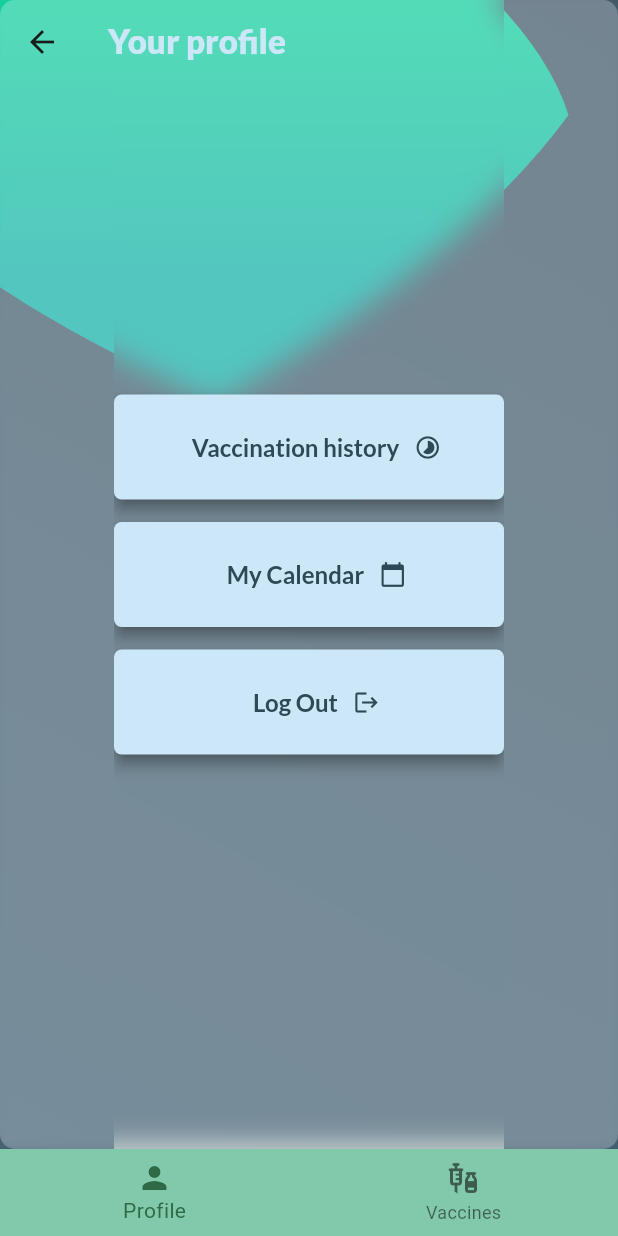
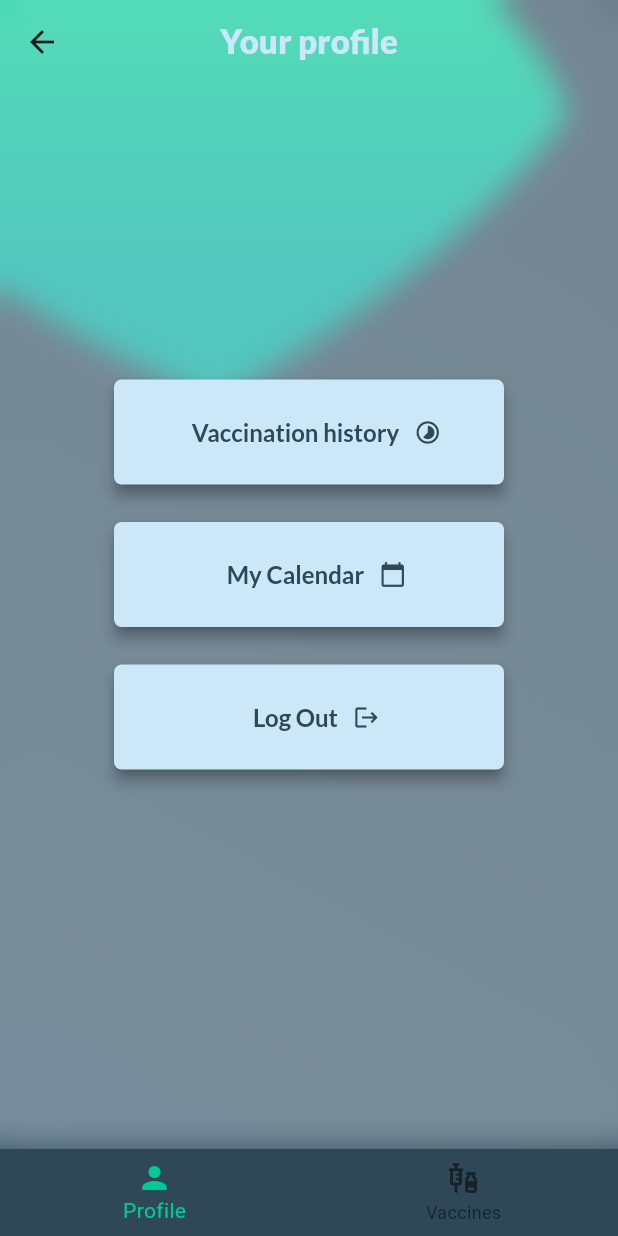
Before and after one commit to IgnacyBerent/Flutter-Vaccination_Managment_App, a Flutter app: the NavigatorLayoutTemplate screen opened directly, on a phone screen of 412 x 824 dp. Run offline on Flutter 3.47's test engine with Material 3 defaults, Android fonts, the light colour scheme and no system bars; our stand-ins replace firebase_messaging, flutter_secure_storage, google_fonts; missing offline and left inert: jaguar_jwt; accounts and stored records are empty.

Commit message:
UI update #2

```diff
--- a/lib/views/login_register/login_screen.dart
+++ b/lib/views/login_register/login_screen.dart
@@ -4,7 +4,6 @@ import 'package:vaccination_managment_app/api/auth.dart';
 import 'package:vaccination_managment_app/views/login_register/form_container.dart';
 import 'package:vaccination_managment_app/views/login_register/form_validators.dart';
 import 'package:vaccination_managment_app/views/login_register/form_view_container.dart';
-import 'package:vaccination_managment_app/views/login_register/form_decoration.dart';
 import 'package:vaccination_managment_app/views/login_register/register_screen.dart';
 import 'package:vaccination_managment_app/views/login_register/text_row.dart';
 import 'package:vaccination_managment_app/widgets/buttons/my_icon_button.dart';
--- a/lib/views/profile/profile_screen.dart
+++ b/lib/views/profile/profile_screen.dart
@@ -17,7 +17,10 @@ class _ProfileScreenState extends State<ProfileScreen> {
   final Authenticate _auth = Authenticate();
   final _db = DatabaseApi();
 
+  final butotnsSpacing = const SizedBox(height: 25);
+
   void setupPushNotifications() async {
+    throw UnimplementedError();
     final fcm = FirebaseMessaging.instance;
     await fcm.requestPermission();
 
@@ -39,7 +42,9 @@ class _ProfileScreenState extends State<ProfileScreen> {
       await _auth.logout();
     }
 
-    return Column(
+    return Container(
+      width: double.infinity,
+      child: Column(
         mainAxisAlignment: MainAxisAlignment.center,
         children: [
           MyIconButton(
@@ -58,7 +63,7 @@ class _ProfileScreenState extends State<ProfileScreen> {
               );
             },
           ),
-        const SizedBox(height: 15),
+          butotnsSpacing,
           MyIconButton(
             icon: const Icon(Icons.calendar_today),
             buttonText: "My Calendar",
@@ -75,7 +80,7 @@ class _ProfileScreenState extends State<ProfileScreen> {
               );
             },
           ),
-        const SizedBox(height: 15),
+          butotnsSpacing,
           MyIconButton(
             buttonText: "Log Out",
             onPressed: logout,
@@ -85,6 +90,7 @@ class _ProfileScreenState extends State<ProfileScreen> {
             height: 70,
           ),
         ],
+      ),
     );
   }
 }
--- a/lib/widgets/layout_template/layout_app_bar.dart
+++ b/lib/widgets/layout_template/layout_app_bar.dart
@@ -21,6 +21,7 @@ class LayoutAppBar extends StatelessWidget implements PreferredSizeWidget {
           color: const Color.fromARGB(255, 204, 231, 248),
         ),
       ),
+      centerTitle: true,
     );
   }
 
--- a/lib/widgets/layout_template/navigator_layout_template.dart
+++ b/lib/widgets/layout_template/navigator_layout_template.dart
@@ -34,6 +34,7 @@ class _NavigatorLayoutTemplateState extends State<NavigatorLayoutTemplate> {
     }
 
     return Scaffold(
+      backgroundColor: const Color(0xFF2F4858),
       extendBodyBehindAppBar: true,
       appBar: LayoutAppBar(
         title: activePageTitle,
@@ -43,10 +44,16 @@ class _NavigatorLayoutTemplateState extends State<NavigatorLayoutTemplate> {
           child: activePage,
         ),
       ),
-      bottomNavigationBar: BottomNavigationBar(
-        backgroundColor: const Color.fromARGB(255, 130, 201, 171),
+      bottomNavigationBar: Theme(
+        data: Theme.of(context).copyWith(
+          canvasColor: const Color(0xFF2F4858),
+        ),
+        child: BottomNavigationBar(
+          elevation: 0,
+          backgroundColor: const Color(0xFF2F4858),
           onTap: selectPage,
           currentIndex: _selectedPageIndex,
+          selectedItemColor: const Color(0xFF00CB94),
           items: const [
             BottomNavigationBarItem(
               icon: Icon(Icons.person),
@@ -58,6 +65,7 @@ class _NavigatorLayoutTemplateState extends State<NavigatorLayoutTemplate> {
             ),
           ],
         ),
+      ),
     );
   }
 }
```
Also changed, not shown: lib/models/mappings/obligation_status_text_map.dart (added, +7 -0 lines), lib/models/mappings/vaccine_obligation_icon_map.dart (+10 -14 lines), lib/views/vaccines/vaccine_details.dart (+53 -9 lines), lib/views/vaccines/vaccine_item.dart (+11 -19 lines), lib/views/vaccines/vaccine_obligation_icon.dart (added, +40 -0 lines), lib/views/vaccines/vaccines_screen.dart (+4 -4 lines). Lines whose indentation alone changed are shown as unchanged.
